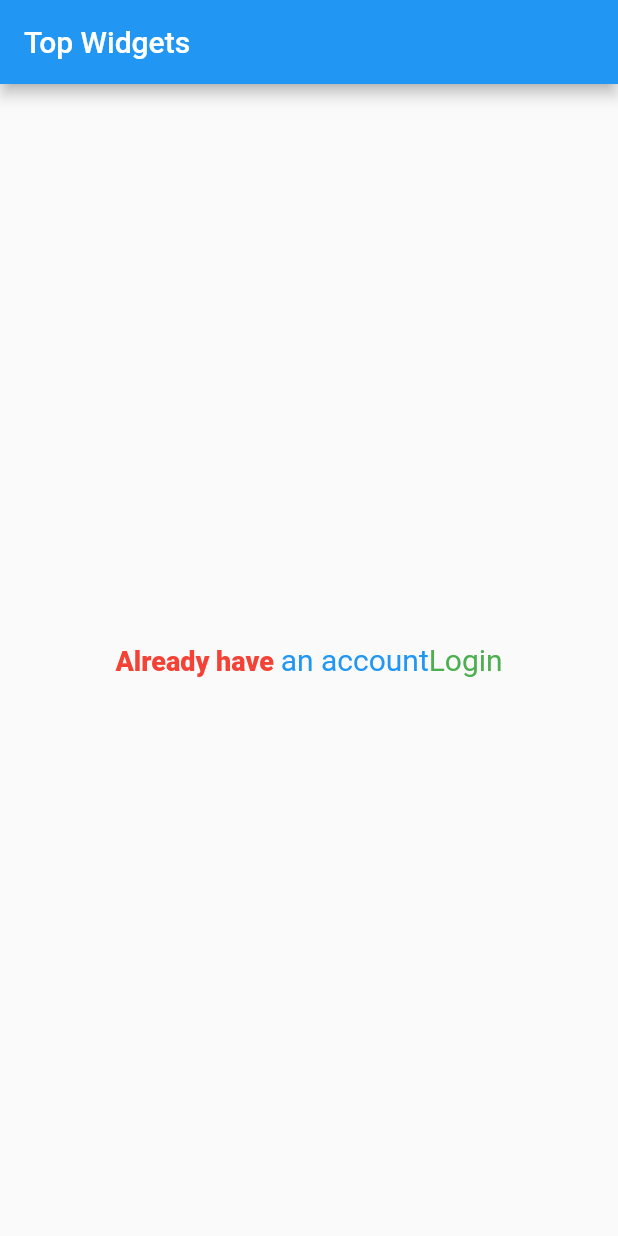
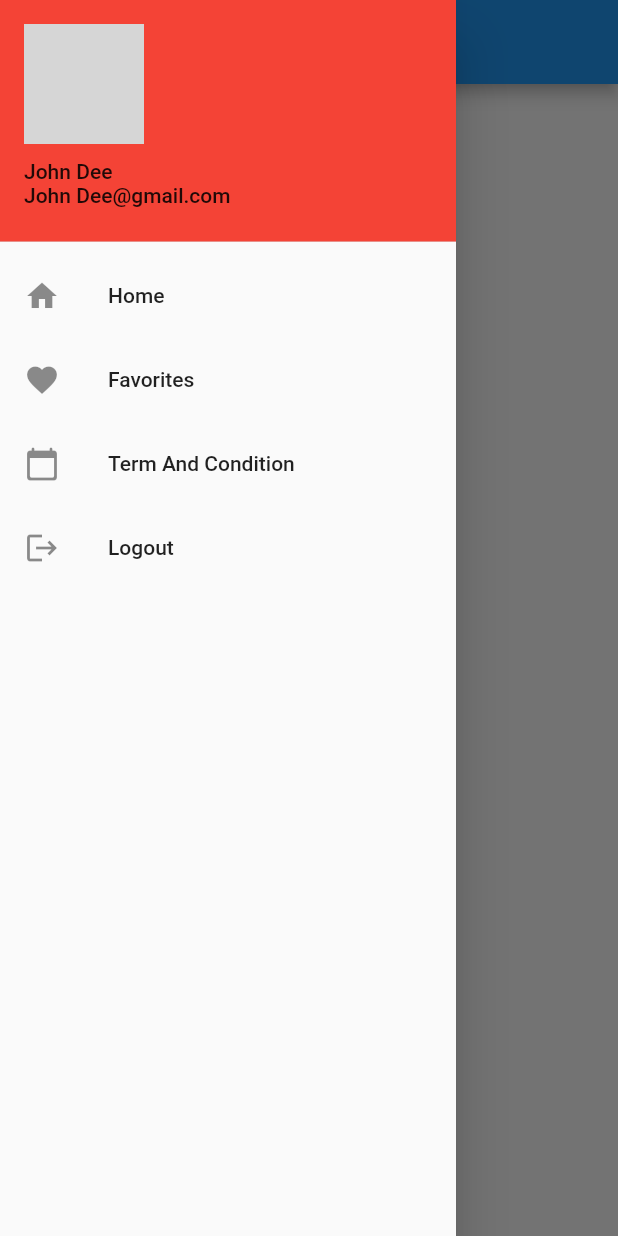
Before and after one commit to AsadKhan261/top_widgets, a Flutter app: the screen it shows after launch, with the side drawer open (before the commit the screen has no drawer), on a phone screen of 412 x 824 dp. Run offline on Flutter 3.47's test engine with Material 2 defaults, Android fonts, the phone set to English and light mode, and no system bars; network calls fail; grey boxes are pictures that could not be loaded.

Commit message:
drawer added

```diff
--- /dev/null
+++ b/lib/drawer_example.dart
@@ -0,0 +1,50 @@
+import 'package:flutter/material.dart';
+import 'package:top_widgets/main.dart';
+
+class DrawerExample extends StatelessWidget {
+  const DrawerExample({Key? key}) : super(key: key);
+
+  @override
+  Widget build(BuildContext context) {
+    return Scaffold(
+      drawer: Drawer(
+        child: ListView(
+          children: [
+            DrawerHeader(
+                decoration: BoxDecoration(
+                    color: Colors.red
+                ),
+                child: Column(crossAxisAlignment: CrossAxisAlignment.start,
+                  children: const [
+                    CircleAvatar(
+                      radius: 40,
+                      backgroundColor: Colors.teal,
+                      backgroundImage: NetworkImage(
+                          'https://images.pexels.com/photos/33044/sunflower-sun-summer-yellow.jpg?cs=srgb&dl=pexels-pixabay-33044.jpg&fm=jpg'),
+                    ),
+                    SizedBox(height: 10,),
+                    Text('John Dee'),
+                    Text('John Dee@gmail.com'),
+                  ],
+                )
+            ),
+            GestureDetector(
+                onTap: () {
+                  Navigator.push(context,
+                      MaterialPageRoute(builder: (context) => HomeScreen()));
+                },
+
+                child: ListTile(
+                  leading: Icon(Icons.home), title: Text('Home'),)),
+            ListTile(leading: Icon(Icons.favorite), title: Text('Favorites'),),
+            ListTile(leading: Icon(Icons.calendar_today_rounded),
+              title: Text('Term And Condition'),),
+            ListTile(leading: Icon(Icons.logout), title: Text('Logout'),),
+          ],
+        ),
+      ),
+      appBar: AppBar(title: const Text('DrawerExample'),),
+
+    );
+  }
+}
--- a/lib/main.dart
+++ b/lib/main.dart
@@ -1,4 +1,5 @@
 import 'package:flutter/material.dart';
+import 'package:top_widgets/drawer_example.dart';
 
 void main() {
   runApp(const MyApp());
@@ -10,7 +11,7 @@ class MyApp extends StatelessWidget {
   @override
   Widget build(BuildContext context) {
     return const MaterialApp(
-      home: HomeScreen(),
+      home: DrawerExample(),
     );
   }
 }
@@ -188,7 +189,11 @@ class HomeScreen extends StatelessWidget {
           //   );
           // }))
           ///richTextCodeHere
-          Center(
+          GestureDetector(
+            onTap: () {
+              Navigator.pop(context);
+            },
+            child: Center(
               child: RichText(
                 text: const TextSpan(
                     text: 'Already have ',
@@ -198,13 +203,19 @@ class HomeScreen extends StatelessWidget {
                       fontSize: 18,
                     ),
                     children: [
-                  TextSpan(text: 'an account',style: TextStyle(
-                    color: Colors.blue,fontSize: 20,fontWeight: FontWeight.w400
-                  )),
-                  TextSpan(text: 'Login',style: TextStyle(
-                      color: Colors.green,fontSize: 20,fontWeight: FontWeight.w400
-                  )),
-                ]
+                      TextSpan(
+                          text: 'an account',
+                          style: TextStyle(
+                              color: Colors.blue,
+                              fontSize: 20,
+                              fontWeight: FontWeight.w400)),
+                      TextSpan(
+                          text: 'Login',
+                          style: TextStyle(
+                              color: Colors.green,
+                              fontSize: 20,
+                              fontWeight: FontWeight.w400)),
+                    ]),
               ),
             ),
           )
```
Lines whose indentation alone changed are shown as unchanged.
